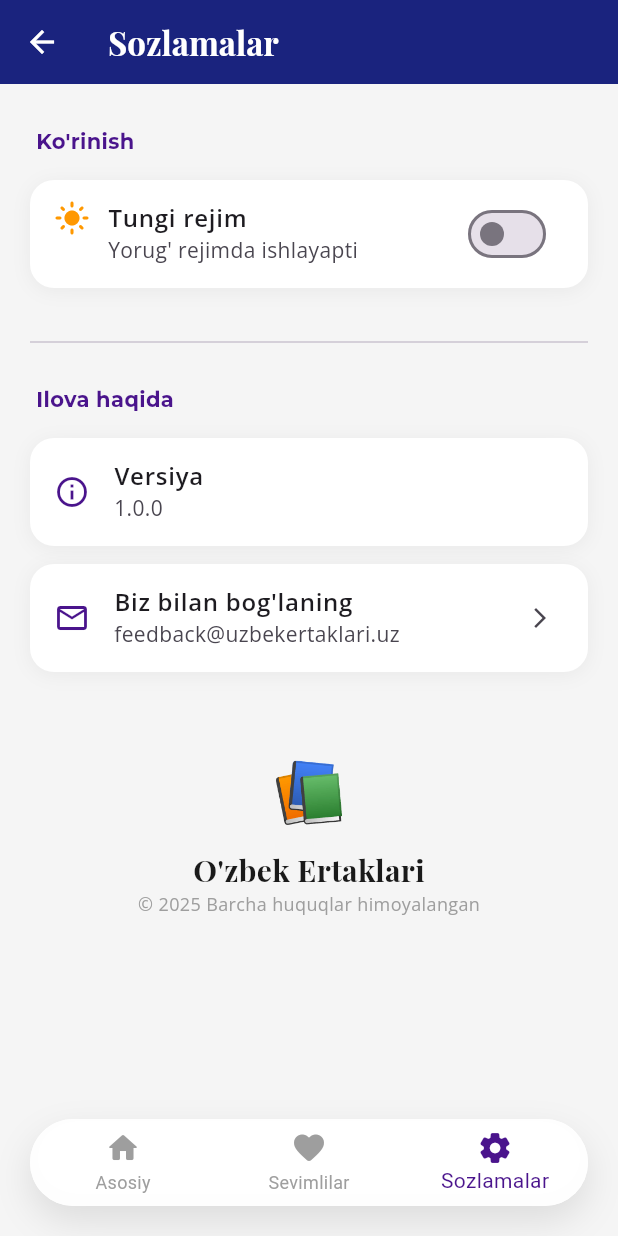
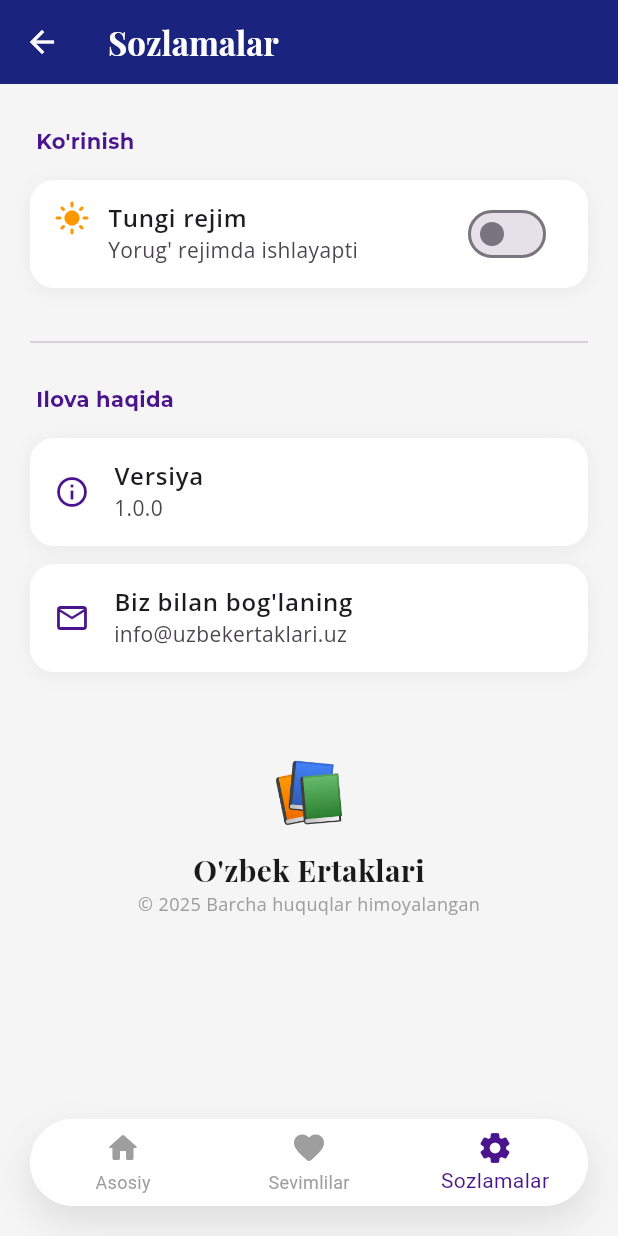
Before and after one commit to Turgunoff/uzbek_ertaklar, a Flutter app: the HomeScreen screen opened directly, item 3 of the bottom bar chosen, on a phone screen of 412 x 824 dp. Run offline on Flutter 3.47's test engine with Material 3 defaults, Android fonts, the phone set to English and light mode, and no system bars; our stand-ins replace shared_preferences, smooth_page_indicator; accounts and stored records are empty.

Commit message:
Update pubspec.lock to remove unused dependencies and adjust Dart SDK version; modify pubspec.yaml to clean up dependencies; enhance AndroidManifest.xml with internet and storage permissions; refactor HomeScreen and SettingsScreen for improved text styling consistency; implement share functionality in StoryReaderScreen with clipboard support.

```diff
--- a/lib/screens/home_screen.dart
+++ b/lib/screens/home_screen.dart
@@ -13,7 +13,7 @@ import 'favorites_screen.dart';
 import 'categories_screen.dart';
 
 class HomeScreen extends StatefulWidget {
-  const HomeScreen({Key? key}) : super(key: key);
+  const HomeScreen({super.key});
 
   @override
   State<HomeScreen> createState() => _HomeScreenState();
@@ -76,7 +76,7 @@ class _HomeScreenState extends State<HomeScreen>
 
         // Bottom padding
         const SliverToBoxAdapter(
-          child: SizedBox(height: 100),
+          child: SizedBox(height: 120),
         ),
       ],
     );
@@ -102,9 +102,9 @@ class _HomeScreenState extends State<HomeScreen>
             mainAxisSize: MainAxisSize.min,
             children: [
               // Title - kompakt
-              Text(
+              const Text(
                 'O\'zbek Ertaklari',
-                style: const TextStyle(
+                style: TextStyle(
                   fontFamily: 'Playfair Display',
                   fontSize: 28,
                   fontWeight: FontWeight.bold,
@@ -132,8 +132,6 @@ class _HomeScreenState extends State<HomeScreen>
                   color: Colors.white.withOpacity(0.8),
                 ),
               ),
-
-              const SizedBox(height: 20),
             ],
           ),
         ),
@@ -175,9 +173,9 @@ class _HomeScreenState extends State<HomeScreen>
                         ),
                       );
                     },
-                    child: Text(
+                    child: const Text(
                       'Barchasi →',
-                      style: const TextStyle(
+                      style: TextStyle(
                         fontFamily: 'Open Sans',
                         fontSize: 14,
                         color: Color(0xFF4A148C),
--- a/lib/screens/settings_screen.dart
+++ b/lib/screens/settings_screen.dart
@@ -17,9 +17,9 @@ class _SettingsScreenState extends State<SettingsScreen> {
 
     return Scaffold(
       appBar: AppBar(
-        title: Text(
+        title: const Text(
           'Sozlamalar',
-          style: const TextStyle(
+          style: TextStyle(
             fontFamily: 'Playfair Display',
             fontWeight: FontWeight.bold,
           ),
@@ -52,9 +52,9 @@ class _SettingsScreenState extends State<SettingsScreen> {
                     color: isDark ? Colors.amber : Colors.orange,
                   ),
                   const SizedBox(width: 12),
-                  Text(
+                  const Text(
                     'Tungi rejim',
-                    style: const TextStyle(
+                    style: TextStyle(
                       fontFamily: 'Open Sans',
                       fontWeight: FontWeight.w600,
                     ),
@@ -88,29 +88,25 @@ class _SettingsScreenState extends State<SettingsScreen> {
             title: 'Versiya',
             subtitle: '1.0.0',
           ),
-
           _buildInfoTile(
             icon: Icons.email_outlined,
             title: 'Biz bilan bog\'laning',
-            subtitle: 'feedback@uzbekertaklari.uz',
-            onTap: () {
-              // TODO: Open email
-            },
+            subtitle: 'info@uzbekertaklari.uz',
           ),
 
           const SizedBox(height: 40),
 
-          Center(
+          const Center(
             child: Column(
               children: [
                 Text(
                   '📚',
-                  style: const TextStyle(fontSize: 40),
+                  style: TextStyle(fontSize: 40),
                 ),
-                const SizedBox(height: 8),
+                SizedBox(height: 8),
                 Text(
                   'O\'zbek Ertaklari',
-                  style: const TextStyle(
+                  style: TextStyle(
                     fontFamily: 'Playfair Display',
                     fontSize: 20,
                     fontWeight: FontWeight.bold,
@@ -118,7 +114,7 @@ class _SettingsScreenState extends State<SettingsScreen> {
                 ),
                 Text(
                   '© 2025 Barcha huquqlar himoyalangan',
-                  style: const TextStyle(
+                  style: TextStyle(
                     fontFamily: 'Open Sans',
                     color: Colors.grey,
                     fontSize: 12,
--- a/pubspec.yaml
+++ b/pubspec.yaml
@@ -24,11 +24,7 @@ dependencies:
 
   # UI
   smooth_page_indicator: ^1.1.0 # Onboarding dots
-  flutter_svg: ^2.0.9
-  shimmer: ^3.0.0
-  cached_network_image: ^3.3.0
   flutter_staggered_grid_view: ^0.7.0
-  lottie: ^2.7.0
 
 dev_dependencies:
   flutter_test:
```
Also changed, not shown: lib/screens/story_reader_screen.dart (+22 -11 lines), pubspec.lock, 1 other file.
